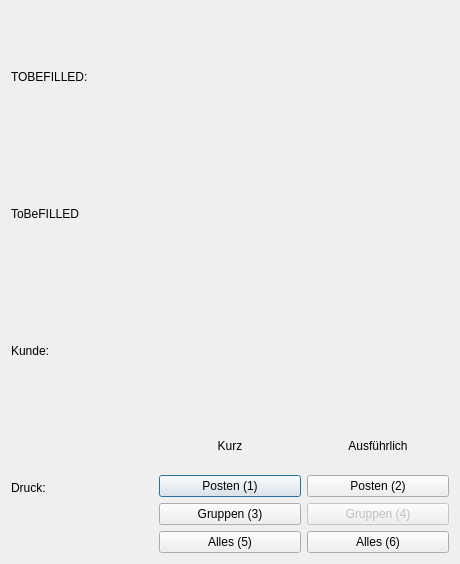
First picture: the form in form/general_print_page.ui, repository romanweissflog/FAKT, before the edit.
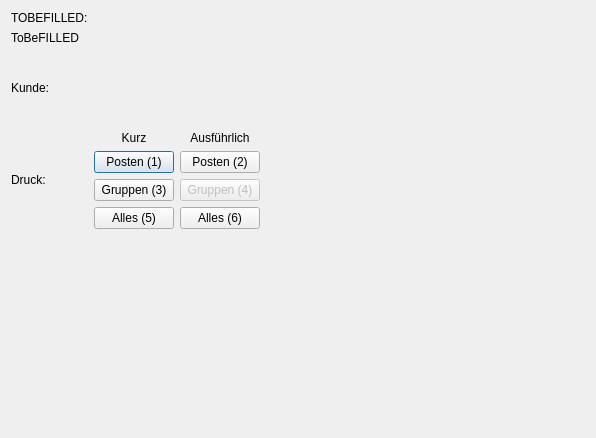
Second picture: the form after the edit. Custom widgets are drawn as their Qt base class.

The edit to the form file:
```diff
--- a/form/general_print_page.ui
+++ b/form/general_print_page.ui
@@ -6,8 +6,8 @@
    <rect>
     <x>0</x>
     <y>0</y>
-    <width>460</width>
-    <height>564</height>
+    <width>596</width>
+    <height>438</height>
    </rect>
   </property>
   <property name="windowTitle">
@@ -17,91 +17,83 @@
    <item>
     <layout class="QHBoxLayout" name="horizontalLayout">
      <item>
+      <layout class="QGridLayout" name="gridLayout">
+       <item row="2" column="1">
+        <layout class="QVBoxLayout" name="verticalLayout">
+         <item>
+          <widget class="QLabel" name="salutation">
+           <property name="text">
+            <string/>
+           </property>
+          </widget>
+         </item>
+         <item>
+          <widget class="QLabel" name="name">
+           <property name="text">
+            <string/>
+           </property>
+          </widget>
+         </item>
+         <item>
+          <widget class="QLabel" name="street">
+           <property name="text">
+            <string/>
+           </property>
+          </widget>
+         </item>
+         <item>
+          <widget class="QLabel" name="place">
+           <property name="text">
+            <string/>
+           </property>
+          </widget>
+         </item>
+        </layout>
+       </item>
+       <item row="0" column="0">
       <widget class="QLabel" name="typeNumber">
        <property name="text">
         <string>TOBEFILLED:</string>
        </property>
       </widget>
      </item>
-     <item>
+       <item row="0" column="1">
       <widget class="QLabel" name="number">
        <property name="text">
         <string/>
        </property>
       </widget>
      </item>
-    </layout>
-   </item>
-   <item>
-    <layout class="QHBoxLayout" name="horizontalLayout_2">
-     <item>
+       <item row="1" column="0">
       <widget class="QLabel" name="typeDate">
        <property name="text">
         <string>ToBeFILLED</string>
        </property>
       </widget>
      </item>
-     <item>
-      <widget class="QLabel" name="date">
-       <property name="text">
-        <string/>
-       </property>
-      </widget>
-     </item>
-    </layout>
-   </item>
-   <item>
-    <layout class="QHBoxLayout" name="horizontalLayout_3">
-     <item>
+       <item row="2" column="0">
       <widget class="QLabel" name="label">
        <property name="text">
         <string>Kunde:</string>
        </property>
       </widget>
      </item>
-     <item>
-      <layout class="QVBoxLayout" name="verticalLayout">
-       <item>
-        <widget class="QLabel" name="salutation">
+       <item row="1" column="1">
+        <widget class="QLabel" name="date">
          <property name="text">
           <string/>
          </property>
         </widget>
        </item>
-       <item>
-        <widget class="QLabel" name="name">
-         <property name="text">
-          <string/>
-         </property>
-        </widget>
-       </item>
-       <item>
-        <widget class="QLabel" name="street">
-         <property name="text">
-          <string/>
-         </property>
-        </widget>
-       </item>
-       <item>
-        <widget class="QLabel" name="place">
-         <property name="text">
-          <string/>
-         </property>
-        </widget>
-       </item>
-      </layout>
-     </item>
-    </layout>
-   </item>
-   <item>
-    <layout class="QHBoxLayout" name="horizontalLayout_4">
-     <item>
+       <item row="3" column="0">
       <widget class="QLabel" name="label_2">
        <property name="text">
         <string>Druck:</string>
        </property>
       </widget>
      </item>
+       <item row="3" column="1">
+        <layout class="QHBoxLayout" name="horizontalLayout_4">
      <item>
       <layout class="QVBoxLayout" name="verticalLayout_2">
        <item>
@@ -179,6 +171,36 @@
       </layout>
      </item>
     </layout>
+       </item>
+      </layout>
+     </item>
+     <item>
+      <spacer name="horizontalSpacer">
+       <property name="orientation">
+        <enum>Qt::Horizontal</enum>
+       </property>
+       <property name="sizeHint" stdset="0">
+        <size>
+         <width>40</width>
+         <height>20</height>
+        </size>
+       </property>
+      </spacer>
+     </item>
+    </layout>
+   </item>
+   <item>
+    <spacer name="verticalSpacer">
+     <property name="orientation">
+      <enum>Qt::Vertical</enum>
+     </property>
+     <property name="sizeHint" stdset="0">
+      <size>
+       <width>20</width>
+       <height>137</height>
+      </size>
+     </property>
+    </spacer>
    </item>
   </layout>
  </widget>
```
Lines whose indentation alone changed are shown as unchanged.
